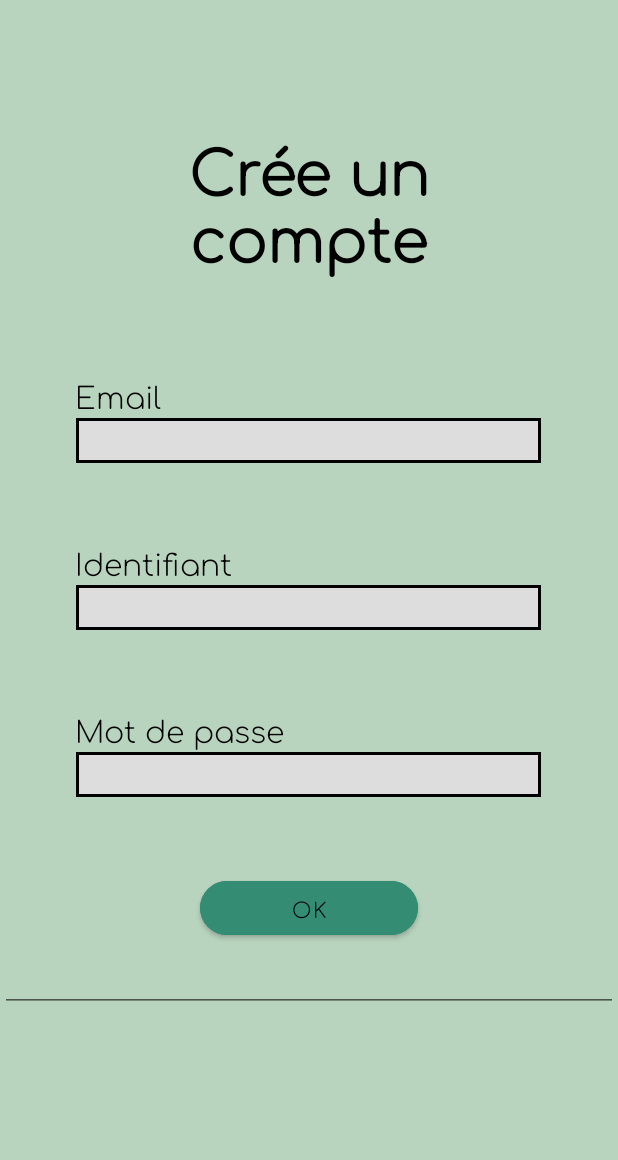
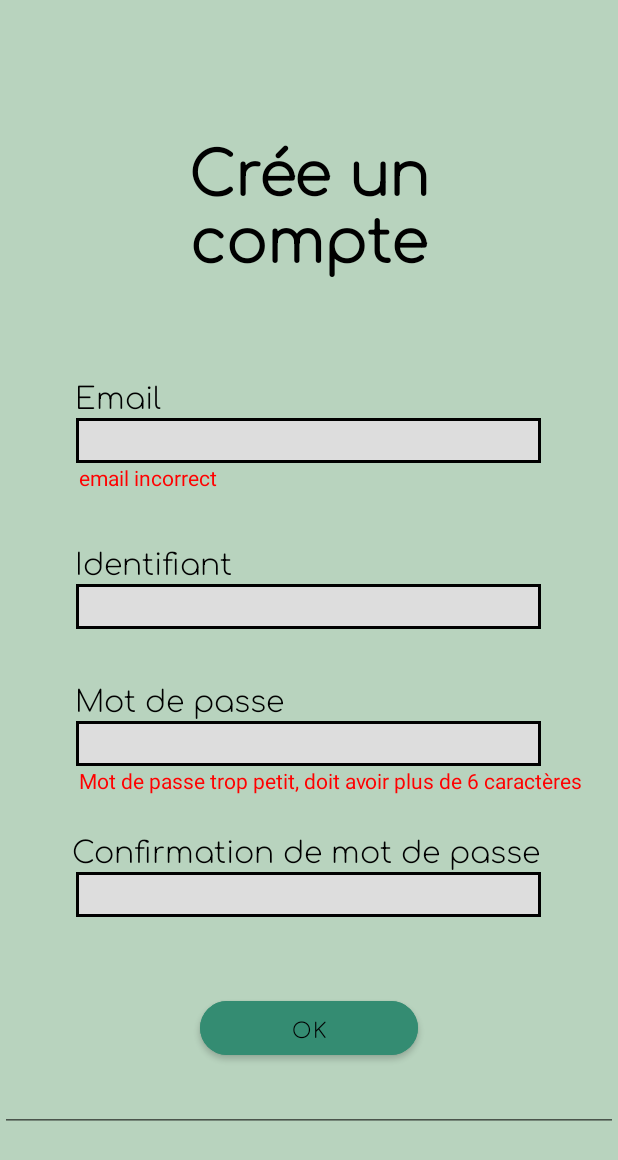
Before and after one commit to kevinsimms/AIRJOBS, an Android app: the Creeuncompte screen opened directly, with no data from a screen before it, after a tap on "OK", on a phone screen of 412 x 824 dp. Shown: the top 1160 px of the screen. Run offline under Robolectric (Android 15) with nearby library versions, the phone set to English and light mode, and no system bars; our stand-ins replace Firebase (no records; nobody signed in at launch, a user with empty details on screens opened directly).

Commit message:
version primaire

```diff
--- a/app/build.gradle
+++ b/app/build.gradle
@@ -35,6 +35,7 @@ dependencies {
     implementation 'androidx.constraintlayout:constraintlayout:2.1.1'
     implementation 'com.google.firebase:firebase-auth:21.0.1'
     implementation 'com.google.firebase:firebase-firestore:24.0.0'
+    implementation 'org.jetbrains:annotations:15.0'
     testImplementation 'junit:junit:4.+'
     androidTestImplementation 'androidx.test.ext:junit:1.1.3'
     androidTestImplementation 'androidx.test.espresso:espresso-core:3.4.0'
--- a/app/src/main/AndroidManifest.xml
+++ b/app/src/main/AndroidManifest.xml
@@ -1,6 +1,11 @@
 <?xml version="1.0" encoding="utf-8"?>
 <manifest xmlns:android="http://schemas.android.com/apk/res/android"
     package="com.kevinsimms.airjobs">
+
+    <uses-permission android:name="android.permission.READ_EXTERNAL_STORAGE" />
+    <uses-permission android:name="android.permission.INTERNET" />
+    <uses-permission android:name="android.permission.ACCESS_NETWORK_STATE" />
+    <uses-permission android:name="android.permission.ACCESS_WIFI_STATE" />
 
     <application
         android:allowBackup="true"
--- a/app/src/main/java/com/kevinsimms/airjobs/Creeuncompte.java
+++ b/app/src/main/java/com/kevinsimms/airjobs/Creeuncompte.java
@@ -1,46 +1,56 @@
 package com.kevinsimms.airjobs;
 
+import androidx.annotation.NonNull;
 import androidx.appcompat.app.AppCompatActivity;
 
+import android.content.Intent;
 import android.os.Bundle;
+import android.util.Patterns;
 import android.view.View;
 import android.widget.EditText;
+import android.widget.TextView;
 import android.widget.Toast;
 
+import com.google.android.gms.tasks.OnCompleteListener;
 import com.google.android.gms.tasks.OnSuccessListener;
+import com.google.android.gms.tasks.Task;
+import com.google.firebase.auth.AuthResult;
+import com.google.firebase.auth.FirebaseAuth;
+import com.google.firebase.auth.FirebaseUser;
 import com.google.firebase.firestore.CollectionReference;
 import com.google.firebase.firestore.DocumentReference;
 import com.google.firebase.firestore.FirebaseFirestore;
+import com.google.firebase.firestore.util.Util;
+
+import org.jetbrains.annotations.NotNull;
 
 public class Creeuncompte extends AppCompatActivity {
 
-
+    private FirebaseUser firebaseUser;
     private FirebaseFirestore db;
     private DocumentReference noteRef;
     private CollectionReference noteCollectionRef;
 
-private EditText Email, Identifiant, motdepasse;
+    private EditText Email, Identifiant, motdepasse;
+
+    private TextView textView3, textView7;
 
 
-private void init(){
+    private void init() {
 
-    Email=findViewById(R.id.login);
-    Identifiant=findViewById(R.id.motdepasselog);
-    motdepasse=findViewById(R.id.motdepasse);
+        Email = findViewById(R.id.login);
+        Identifiant = findViewById(R.id.motdepasselog);
+        motdepasse = findViewById(R.id.motdepasse);
 
 
-    db=FirebaseFirestore.getInstance();
+        db = FirebaseFirestore.getInstance();
 
-    noteCollectionRef = db.collection("notes");
+        noteCollectionRef = db.collection("notes");
 
+        textView3 = findViewById(R.id.textView3);
+        textView7 = findViewById(R.id.textView7);
 
-
-}
-
-
-
-
-
+    }
 
 
     @Override
@@ -53,28 +63,100 @@ private void init(){
     }
 
 
-    public void addcompte(View view){
+    public void addcompte(View view) {
 
         String Email1 = Email.getText().toString().trim();
         String Identifiant1 = Identifiant.getText().toString().trim();
         String motdepasse1 = motdepasse.getText().toString().trim();
 
 
-        Modelcreeruncompte contenuNote = new Modelcreeruncompte(Email1, Identifiant1,motdepasse1 );
+        if (motdepasse1.length() < 6) {
+            textView3.setVisibility(View.VISIBLE);
+        }  if (!Patterns.EMAIL_ADDRESS.matcher(Email1).matches()) {
+            textView7.setVisibility(View.VISIBLE);
 
-        noteCollectionRef.add(contenuNote)
-                .addOnSuccessListener(new OnSuccessListener<DocumentReference>() {
-                    @Override
-                    public void onSuccess(DocumentReference documentReference) {
-                        Toast.makeText(Creeuncompte.this, "Success", Toast.LENGTH_SHORT).show();
-                    }
-                });
+        } else {
 
 
-    }
+
+            // 12 Ajout de la vérification de la connection internet
+            if(com.kevinsimms.airjobs.Util.connectionAvailable(this))// Si la connexion fonctionne
+
+            { // Alors on exécute la méthode
+                // 11.9 ProgressBar
+               // progressBar.setVisibility(View.VISIBLE);
+                final FirebaseAuth firebaseAuth = FirebaseAuth.getInstance();
+                firebaseAuth.createUserWithEmailAndPassword(Email1, motdepasse1)
+                        // Ajout la méthode addOnCompleteListener pour vérifier la bonne transmition des
+                        // informations à Firebase Authenticator
+                        .addOnCompleteListener(new OnCompleteListener<AuthResult>() {
+                            @Override
+                            public void onComplete(@NonNull @NotNull Task<AuthResult> task) {
+                                // 11.10 ProgressBar
+                               // progressBar.setVisibility(View.GONE);
+                                if (task.isSuccessful()) {
+                                    /** 5.2 Association de l'utilisateur courant à FirebaseUser dans le cadre du
+                                     * changement de nom **/
+                                    firebaseUser = FirebaseAuth.getInstance().getCurrentUser();
+//                               // Affichage d'un toast de réussite
+//                               Toast.makeText(SignupActivity.this, R.string.user_created_successfully, Toast.LENGTH_SHORT).show();
+//                               // Lancement de l'activité suivante
+//                               startActivity(new Intent(SignupActivity.this, LoginActivity.class));
+//                                /** 6.3 On appelle la méthode updateOnlyUser() pour valider l'enreistrement dans Authenticator
+//                                 * et dans RealTime db les 2 lignes commentées ci-dessus ne s'affiche que si l'enregistrement
+//                                 * c'est bien passé dans les 2 endroits
+//                                 */
+//                                updateOnlyUser();
+                                    /** 8 On lance la bonne méthode d'enregistrement dans la base en fonction de l'ajout d'un avatar ou non **/
+//                                    if (localFileUri != null) {
+//                                        updateNameAndPhoto();
+//                                    } else {
+//                                        updateNameOnly();
+//                                    }
+                                } else {
+                                    // Affichage d'un Toast d'erreur avec l'erreur de la task (%1$s)
+//                                    Toast.makeText(SignupActivity.this,
+//                                            getString(R.string.signup_failed, task.getException()),
+//                                            Toast.LENGTH_SHORT).show();
+                                }
+                            }
+                        });
+                // A noter qu'il est possible d'ajouter la méthode suivante, identique au else ci-dessus
+//            .addOnFailureListener(new OnFailureListener() {
+//                @Override
+//                public void onFailure(@NonNull Exception e) {
+//                  Toast.makeText(SignupActivity.this,
+//                                       getString(R.string.signup_failed, task.getException()),
+//                                       Toast.LENGTH_SHORT).show();
+//                }
+//            });
+                // 9.1 Sinon
+            } else {
+               // startActivity(new Intent(SignupActivity.this, NoInternetActivity.class));
+            }
 
 
 
 
 
+
+
+
+
+
+
+//            Modelcreeruncompte contenuNote = new Modelcreeruncompte(Email1, Identifiant1, motdepasse1);
+//
+//            noteCollectionRef.add(contenuNote)
+//                    .addOnSuccessListener(new OnSuccessListener<DocumentReference>() {
+//                        @Override
+//                        public void onSuccess(DocumentReference documentReference) {
+//                            Toast.makeText(Creeuncompte.this, "Success", Toast.LENGTH_SHORT).show();
+//                            textView3.setVisibility(View.INVISIBLE);
+//                        }
+//                    });
+
+        }
+    }
+
 }
--- a/app/src/main/res/layout/activity_creeuncompte.xml
+++ b/app/src/main/res/layout/activity_creeuncompte.xml
@@ -60,11 +60,20 @@
         />
 
     <TextView
+        android:id="@+id/textView7"
+        android:layout_width="match_parent"
+        android:layout_height="wrap_content"
+        android:layout_marginLeft="35dp"
+        android:text="email incorrect"
+        android:textColor="#FF0000"
+        android:visibility="invisible" />
+
+    <TextView
         android:id="@+id/textView2"
         android:layout_width="match_parent"
         android:layout_height="wrap_content"
         android:layout_marginLeft="33dp"
-        android:layout_marginTop="50dp"
+        android:layout_marginTop="30dp"
         android:fontFamily="@font/comfortaa_light"
         android:text="Identifiant"
         android:textColor="#000000"
@@ -85,7 +94,7 @@
         android:layout_width="match_parent"
         android:layout_height="wrap_content"
         android:layout_marginLeft="33dp"
-        android:layout_marginTop="50dp"
+        android:layout_marginTop="30dp"
         android:fontFamily="@font/comfortaa_light"
         android:text="Mot de passe"
         android:textColor="#000000"
@@ -93,6 +102,35 @@
 
     <EditText
         android:id="@+id/motdepasse"
+        android:layout_width="310dp"
+        android:layout_height="30dp"
+
+        android:background="@drawable/textlines"
+        android:ems="10"
+        android:inputType="textPassword" />
+
+    <TextView
+        android:id="@+id/textView3"
+        android:layout_width="match_parent"
+        android:layout_height="wrap_content"
+        android:layout_marginLeft="35dp"
+        android:text="Mot de passe trop petit, doit avoir plus de 6 caractères"
+        android:textColor="#FF0000"
+        android:visibility="invisible" />
+
+    <TextView
+        android:id="@+id/textView6"
+        android:layout_width="382dp"
+        android:layout_height="wrap_content"
+        android:layout_marginLeft="33dp"
+        android:layout_marginTop="20dp"
+        android:fontFamily="@font/comfortaa_light"
+        android:text="Confirmation de mot de passe"
+        android:textColor="#000000"
+        android:textSize="20sp" />
+
+    <EditText
+        android:id="@+id/motdepasse2"
         android:layout_width="310dp"
         android:layout_height="30dp"
 
--- a/app/src/main/res/layout/activity_recuperationmotdepasse.xml
+++ b/app/src/main/res/layout/activity_recuperationmotdepasse.xml
@@ -14,7 +14,7 @@
         android:layout_height="wrap_content"
         android:layout_marginTop="100dp"
         android:fontFamily="@font/comfortaa_light"
-        android:text="Récupération du mot de passe"
+        android:text="Récupération du mot de passe et de l'identifiant"
         android:textAlignment="center"
         android:textAppearance="@style/TextAppearance.AppCompat.Medium"
         android:textColor="#000000"
```
Also changed, not shown: app/src/main/java/com/kevinsimms/airjobs/MainActivity.java (+5 -5 lines), app/src/main/java/com/kevinsimms/airjobs/Util.java (added, +19 -0 lines).
